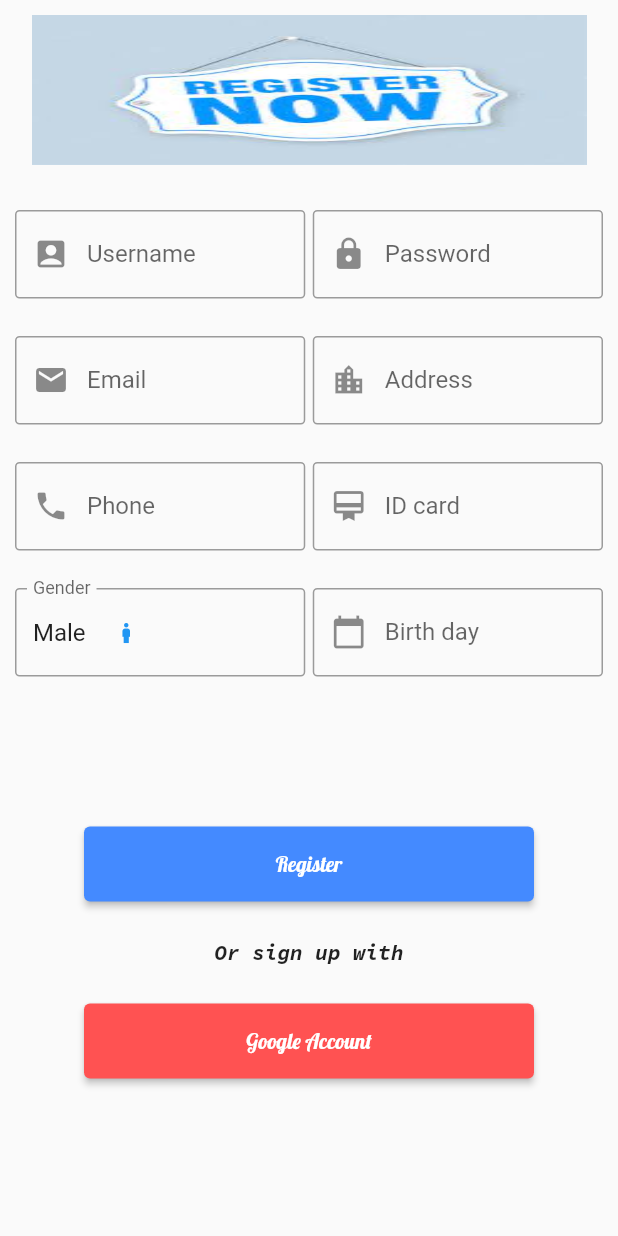
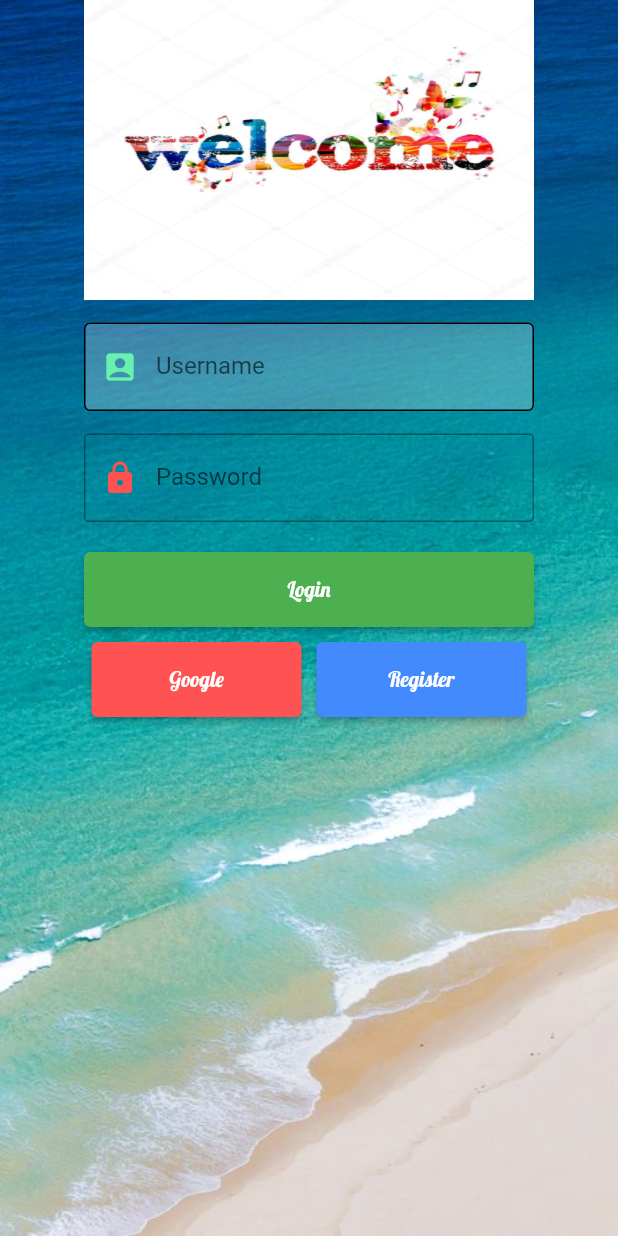
Before and after one commit to Jamies-Tran/SU22SE04_SBHS_Capstone_Project, a Flutter app: the screen it shows after launch, on a phone screen of 412 x 824 dp. Run offline on Flutter 3.47's test engine with Material 2 defaults, Android fonts, the phone set to English and light mode, and no system bars; our stand-ins replace firebase_auth, firebase_core, flutter_spinkit, get_it, google_sign_in; accounts and stored records are empty.

Commit message:
Implement login screen 2022-18-11

```diff
--- a/staywithme_passenger_application/lib/bloc/complete_google_reg_bloc.dart
+++ b/staywithme_passenger_application/lib/bloc/complete_google_reg_bloc.dart
@@ -8,7 +8,7 @@ import 'package:staywithme_passenger_application/screen/authenticate/register_sc
 import 'package:staywithme_passenger_application/service/auth_by_google_service.dart';
 import 'package:staywithme_passenger_application/service_locator/service_locator.dart';
 
-class CompleteGoogleAuthBloc {
+class CompleteGoogleRegBloc {
   final eventController = StreamController<CompleteGoogleRegisterEvent>();
   final stateController = StreamController<CompleteGoogleRegisterState>();
 
@@ -23,7 +23,7 @@ class CompleteGoogleAuthBloc {
   String? _dob;
   final genderSelection = ["Male", "Female"];
 
-  CompleteGoogleAuthBloc() {
+  CompleteGoogleRegBloc() {
     eventController.stream.listen((event) {
       eventHandler(event);
     });
--- /dev/null
+++ b/staywithme_passenger_application/lib/bloc/event/log_in_event.dart
@@ -0,0 +1,21 @@
+import 'package:staywithme_passenger_application/bloc/log_in_bloc.dart';
+
+abstract class LogInEvent {}
+
+class InputUsernameLoginEvent extends LogInEvent {
+  InputUsernameLoginEvent({this.username});
+
+  String? username;
+}
+
+class InputPasswordLoginEvent extends LogInEvent {
+  InputPasswordLoginEvent({this.password});
+
+  String? password;
+}
+
+class FocusUsernameLoginEvent extends LogInEvent {
+  FocusUsernameLoginEvent({this.isFocus});
+
+  bool? isFocus;
+}
--- /dev/null
+++ b/staywithme_passenger_application/lib/bloc/log_in_bloc.dart
@@ -0,0 +1,37 @@
+import 'dart:async';
+
+import 'package:staywithme_passenger_application/bloc/event/log_in_event.dart';
+import 'package:staywithme_passenger_application/bloc/state/log_in_state.dart';
+
+class LoginBlog {
+  final eventController = StreamController<LogInEvent>();
+  final stateController = StreamController<LoginState>();
+
+  LoginState initData() =>
+      LoginState(username: null, password: null, isFocusOnUsernameField: false);
+
+  String? _username;
+  String? _password;
+  bool _isFocusOnUsernameField = false;
+
+  LoginBlog() {
+    eventController.stream.listen((event) {
+      eventHandler(event);
+    });
+  }
+
+  void eventHandler(LogInEvent event) {
+    if (event is InputUsernameLoginEvent) {
+      _username = event.username;
+    } else if (event is InputPasswordLoginEvent) {
+      _password = event.password;
+    } else if (event is FocusUsernameLoginEvent) {
+      _isFocusOnUsernameField = event.isFocus!;
+    }
+
+    stateController.sink.add(LoginState(
+        username: _username,
+        password: _password,
+        isFocusOnUsernameField: _isFocusOnUsernameField));
+  }
+}
--- /dev/null
+++ b/staywithme_passenger_application/lib/bloc/state/log_in_state.dart
@@ -0,0 +1,39 @@
+import 'package:flutter/material.dart';
+
+class LoginState {
+  LoginState(
+      {this.username,
+      this.password,
+      this.isFocusOnUsernameField,
+      this.isFocusOnPasswordField});
+
+  String? username;
+  String? password;
+
+  bool? isFocusOnUsernameField;
+  bool? isFocusOnPasswordField;
+
+  Color focusColor() {
+    if (isFocusOnUsernameField!) {
+      return Colors.white;
+    } else {
+      return Colors.white24;
+    }
+  }
+
+  String? validateUsername() {
+    if (username == null || username == "") {
+      return "Enter username";
+    }
+
+    return null;
+  }
+
+  String? validatePassword() {
+    if (password == null || password == "") {
+      return "Enter password";
+    }
+
+    return null;
+  }
+}
--- a/staywithme_passenger_application/lib/main.dart
+++ b/staywithme_passenger_application/lib/main.dart
@@ -1,6 +1,7 @@
 import 'package:firebase_core/firebase_core.dart';
 import 'package:flutter/material.dart';
 import 'package:staywithme_passenger_application/screen/authenticate/complete_google_reg_screen.dart';
+import 'package:staywithme_passenger_application/screen/authenticate/log_in_screen.dart';
 import 'package:staywithme_passenger_application/screen/authenticate/register_screen.dart';
 import 'package:staywithme_passenger_application/service_locator/service_locator.dart';
 
@@ -32,8 +33,9 @@ class MyApp extends StatelessWidget {
         // is not restarted.
         primarySwatch: Colors.blue,
       ),
-      initialRoute: RegisterScreen.registerAccountRoute,
+      initialRoute: LoginScreen.loginScreenRoute,
       routes: {
+        LoginScreen.loginScreenRoute: (context) => const LoginScreen(),
         RegisterScreen.registerAccountRoute: (context) =>
             const RegisterScreen(),
         ChooseGoogleAccountScreen.chooseGoogleAccountScreenRoute: (context) =>
--- a/staywithme_passenger_application/lib/screen/authenticate/complete_google_reg_screen.dart
+++ b/staywithme_passenger_application/lib/screen/authenticate/complete_google_reg_screen.dart
@@ -3,8 +3,6 @@ import 'package:google_sign_in/google_sign_in.dart';
 import 'package:intl/intl.dart';
 import 'package:staywithme_passenger_application/bloc/complete_google_reg_bloc.dart';
 import 'package:staywithme_passenger_application/bloc/event/reg_google_event.dart';
-import 'package:staywithme_passenger_application/bloc/event/reg_event.dart';
-import 'package:staywithme_passenger_application/bloc/reg_bloc.dart';
 // import 'package:staywithme_passenger_application/service/auth_by_google_service.dart';
 // import 'package:staywithme_passenger_application/service_locator/service_locator.dart';
 
@@ -18,10 +16,9 @@ class CompleteGoogleRegisterScreen extends StatefulWidget {
       _CompleteGoogleRegisterScreenState();
 }
 
-// TODO: implement complete google auth bloc
 class _CompleteGoogleRegisterScreenState
     extends State<CompleteGoogleRegisterScreen> {
-  final completeGoogleRegisterBloc = CompleteGoogleAuthBloc();
+  final completeGoogleRegisterBloc = CompleteGoogleRegBloc();
   final formState = GlobalKey<FormState>();
   final dobTextFieldController = TextEditingController();
   final dateFormat = DateFormat("yyyy-MM-dd");
@@ -355,7 +352,6 @@ class _CompleteGoogleRegisterScreenState
                                                 username:
                                                     snapshot.data!.username));
                                       }
-                                      print(snapshot.data!.email);
                                     },
                                     style: ElevatedButton.styleFrom(
                                         backgroundColor: Colors.blueAccent,
--- /dev/null
+++ b/staywithme_passenger_application/lib/screen/authenticate/log_in_screen.dart
@@ -0,0 +1,189 @@
+import 'package:flutter/material.dart';
+import 'package:staywithme_passenger_application/bloc/event/log_in_event.dart';
+import 'package:staywithme_passenger_application/bloc/log_in_bloc.dart';
+
+class LoginScreen extends StatefulWidget {
+  const LoginScreen({super.key});
+
+  static const String loginScreenRoute = "/log-in";
+
+  @override
+  State<LoginScreen> createState() => _LoginScreenState();
+}
+
+class _LoginScreenState extends State<LoginScreen> {
+  final formKey = GlobalKey<FormState>();
+  final loginBloc = LoginBlog();
+
+  final usernameTextEditingCtl = TextEditingController();
+  final passwordTextEditingCtl = TextEditingController();
+
+  @override
+  Widget build(BuildContext context) {
+    return GestureDetector(
+      onTap: () {
+        FocusScope.of(context).requestFocus(FocusNode());
+        loginBloc.eventController.sink
+            .add(FocusUsernameLoginEvent(isFocus: false));
+      },
+      child: Stack(children: [
+        Image.asset(
+          "images/login_background.jpg",
+          width: MediaQuery.of(context).size.width,
+          height: MediaQuery.of(context).size.height,
+          fit: BoxFit.fill,
+        ),
+        Scaffold(
+          backgroundColor: Colors.transparent,
+          body: StreamBuilder(
+            stream: loginBloc.stateController.stream,
+            initialData: loginBloc.initData(),
+            builder: (context, snapshot) {
+              return SafeArea(
+                  top: true,
+                  child: Column(
+                    children: [
+                      Center(
+                        child: Container(
+                          height: 200,
+                          width: 300,
+                          decoration: const BoxDecoration(
+                            image: DecorationImage(
+                                image: AssetImage("images/login.jpg"),
+                                fit: BoxFit.fill),
+                          ),
+                        ),
+                      ),
+                      const SizedBox(
+                        height: 15,
+                      ),
+                      Form(
+                          key: formKey,
+                          child: Center(
+                            child: Column(
+                              children: [
+                                SizedBox(
+                                  width: 300,
+                                  child: TextFormField(
+                                    controller: usernameTextEditingCtl,
+                                    decoration: InputDecoration(
+                                        filled: true,
+                                        fillColor: snapshot.data!.focusColor(),
+                                        label: const Text("Username"),
+                                        prefixIcon: const Icon(
+                                          Icons.account_box,
+                                          color: Colors.greenAccent,
+                                        ),
+                                        enabledBorder: const OutlineInputBorder(
+                                            borderSide: BorderSide(
+                                                color: Colors.black))),
+                                    onTap: () => loginBloc.eventController.sink
+                                        .add(FocusUsernameLoginEvent(
+                                            isFocus: true)),
+                                    onEditingComplete: () => loginBloc
+                                        .eventController.sink
+                                        .add(FocusUsernameLoginEvent(
+                                            isFocus: false)),
+                                    onChanged: (value) => loginBloc
+                                        .eventController.sink
+                                        .add(InputUsernameLoginEvent(
+                                            username: value)),
+                                    validator: (value) =>
+                                        snapshot.data!.validateUsername(),
+                                  ),
+                                ),
+                                const SizedBox(
+                                  height: 15,
+                                ),
+                                SizedBox(
+                                  width: 300,
+                                  child: TextFormField(
+                                    obscureText: true,
+                                    decoration: const InputDecoration(
+                                        fillColor: Colors.white,
+                                        focusColor: Colors.grey,
+                                        border: OutlineInputBorder(
+                                            borderRadius: BorderRadius.all(
+                                                Radius.circular(3.0)),
+                                            borderSide: BorderSide(
+                                                color: Colors.blueAccent,
+                                                width: 1.0)),
+                                        errorBorder: OutlineInputBorder(
+                                            borderRadius: BorderRadius.all(
+                                                Radius.circular(3.0)),
+                                            borderSide: BorderSide(
+                                                color: Colors.redAccent,
+                                                width: 1.0)),
+                                        label: Text("Password"),
+                                        prefixIcon: Icon(
+                                          Icons.lock,
+                                          color: Colors.redAccent,
+                                        )),
+                                    onChanged: (value) => loginBloc
+                                        .eventController.sink
+                                        .add(InputPasswordLoginEvent(
+                                            password: value)),
+                                    validator: (value) =>
+                                        snapshot.data!.validatePassword(),
+                                  ),
+                                ),
+                                const SizedBox(
+                                  height: 20,
+                                ),
+                                ElevatedButton(
+                                    onPressed: () {
+                                      if (formKey.currentState!.validate()) {}
+                                    },
+                                    style: ElevatedButton.styleFrom(
+                                        backgroundColor: Colors.green,
+                                        minimumSize: const Size(300, 50),
+                                        maximumSize: const Size(300, 50)),
+                                    child: const Text(
+                                      "Login",
+                                      style: TextStyle(fontFamily: "Lobster"),
+                                    )),
+                                const SizedBox(
+                                  height: 10,
+                                ),
+                                Row(
+                                  mainAxisAlignment: MainAxisAlignment.center,
+                                  children: [
+                                    ElevatedButton(
+                                        onPressed: () {},
+                                        style: ElevatedButton.styleFrom(
+                                            backgroundColor: Colors.redAccent,
+                                            minimumSize: const Size(140, 50),
+                                            maximumSize: const Size(140, 50)),
+                                        child: const Text(
+                                          "Google",
+                                          style:
+                                              TextStyle(fontFamily: "Lobster"),
+                                        )),
+                                    const SizedBox(
+                                      width: 10,
+                                    ),
+                                    ElevatedButton(
+                                        onPressed: () {},
+                                        style: ElevatedButton.styleFrom(
+                                            backgroundColor: Colors.blueAccent,
+                                            minimumSize: const Size(140, 50),
+                                            maximumSize: const Size(140, 50)),
+                                        child: const Text(
+                                          "Register",
+                                          style:
+                                              TextStyle(fontFamily: "Lobster"),
+                                        )),
+                                  ],
+                                )
+                              ],
+                            ),
+                          )),
+                    ],
+                  ));
+            },
+          ),
+        ),
+      ]),
+    );
+  }
+}
--- a/staywithme_passenger_application/lib/screen/authenticate/register_screen.dart
+++ b/staywithme_passenger_application/lib/screen/authenticate/register_screen.dart
@@ -427,7 +427,7 @@ class ChooseGoogleAccountScreen extends StatefulWidget {
 
 class _ChooseGoogleAccountScreenState extends State<ChooseGoogleAccountScreen> {
   final registerBloc = RegisterBloc();
-  final completeGoogleAuthBloc = CompleteGoogleAuthBloc();
+  final completeGoogleAuthBloc = CompleteGoogleRegBloc();
 
   @override
   void dispose() {
@@ -503,7 +503,7 @@ class GoogleAccountValidationScreen extends StatefulWidget {
 class _CheckValidGoogleAccountScreenState
     extends State<GoogleAccountValidationScreen> {
   final authByGoogleService = locator.get<IAuthenticateByGoogleService>();
-  final completeGoogleAuthBloc = CompleteGoogleAuthBloc();
+  final completeGoogleAuthBloc = CompleteGoogleRegBloc();
 
   @override
   void dispose() {
--- a/staywithme_passenger_application/pubspec.yaml
+++ b/staywithme_passenger_application/pubspec.yaml
@@ -73,6 +73,9 @@ flutter:
     - images/complete_register.jpg
     - images/login.jpg
     - images/register.jpeg
+    - images/complete_register_background.jpg
+    - images/login_background.jpg
+    - images/register_background.png
 
   # An image asset can refer to one or more resolution-specific "variants", see
   # https://flutter.dev/assets-and-images/#resolution-aware
```
Also changed, not shown: staywithme_passenger_application/images/complete_register_background.jpg (added), staywithme_passenger_application/images/login_background.jpg (added), staywithme_passenger_application/images/register_background.png (added).
